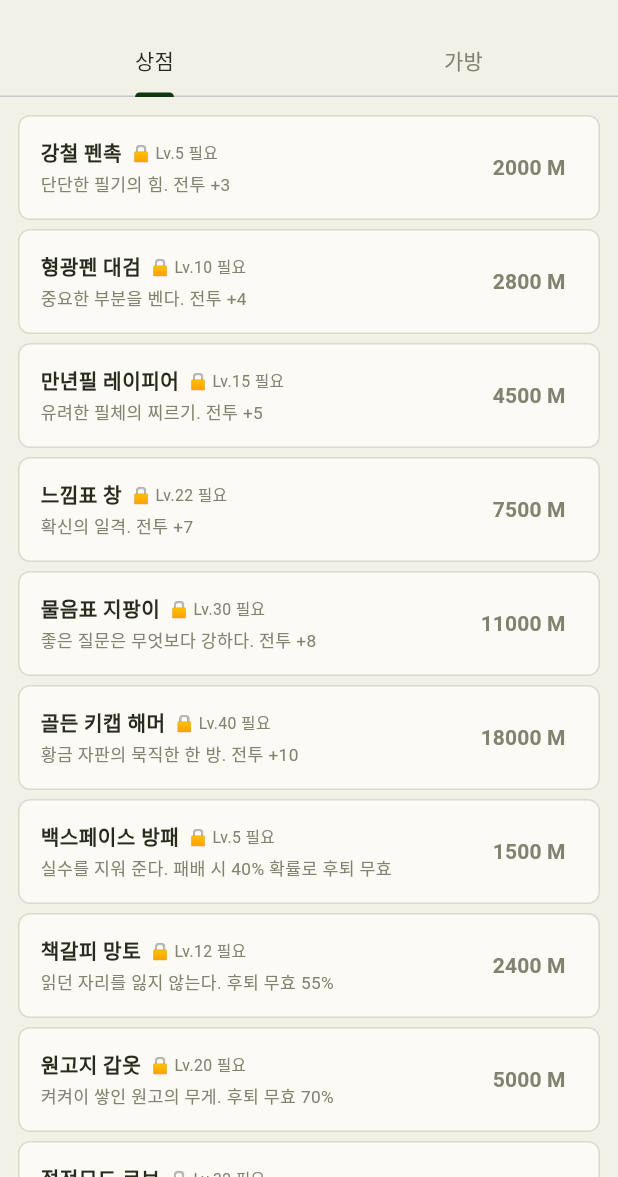
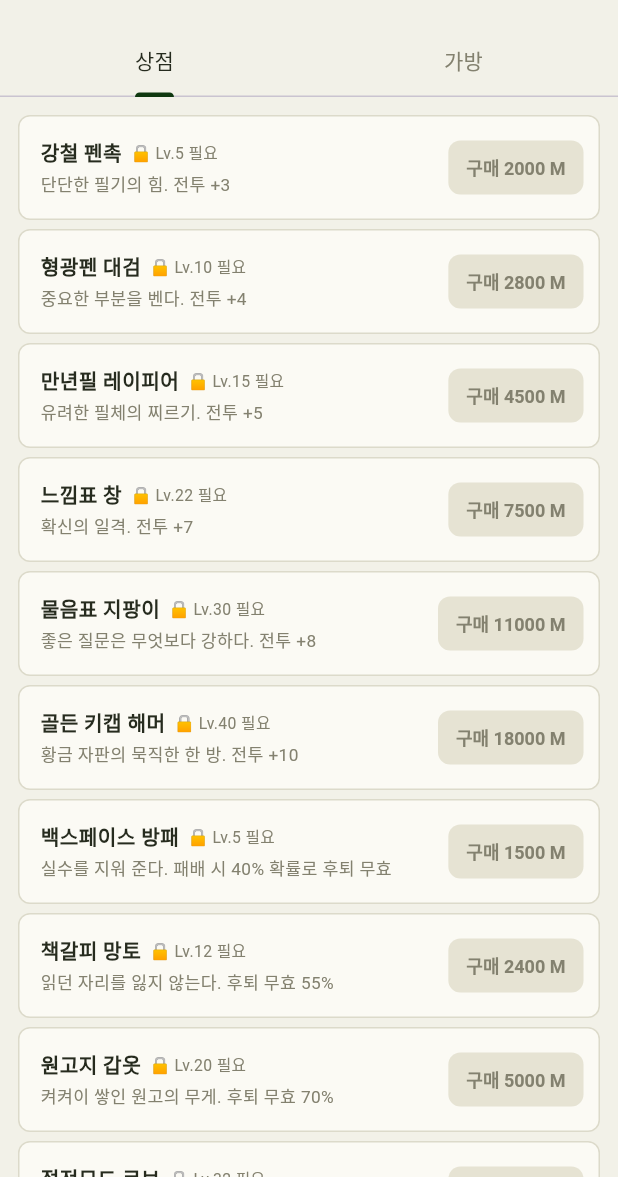
Before and after one commit to forsurvive/web, a Flutter app: the ShopScreen screen opened directly, on a phone screen of 412 x 824 dp, the part 59-1236 px from its top. Run offline on Flutter 3.47's test engine with Material 3 defaults, Android fonts, the phone set to English and light mode, and no system bars; our stand-ins replace shared_preferences; accounts and stored records are empty; Roboto replaces fonts that are missing (Galmuri).

Commit message:
UX: 상점 구매 버튼을 명확한 버튼 형태로 (실기 테스트 피드백)
- 가격만 있던 텍스트 버튼 → '구매 N M' 채움 버튼(액센트 배경)으로 교체:
  탭 가능한 요소임이 한눈에 보이도록
- 레벨 미달 시 회색 채움(잠김 시각화), 보유 중은 비활성 표시
- 가방 탭의 장착/사용/판매도 테두리 버튼으로 통일, 카드-버튼 간격 추가
- 미리보기 동일 반영

Co-Authored-By: Claude Fable 5 <noreply@anthropic.com>
Claude-Session: https://claude.ai/code/session_016JWFH5ucbgY4RQo3qPNszG

```diff
--- a/wamagotchi/lib/views/shop_screen.dart
+++ b/wamagotchi/lib/views/shop_screen.dart
@@ -126,11 +126,40 @@ class _ItemCard extends StatelessWidget {
               ],
             ),
           ),
-          if (action != null) action!,
+          if (action != null) ...[
+            const SizedBox(width: 10),
+            action!,
+          ],
         ],
       ),
     );
   }
+}
+
+/// 상점 구매 버튼 — 확실히 '버튼'으로 보이도록 채움 스타일 (실기 피드백 반영)
+ButtonStyle _buyButtonStyle({required bool locked}) {
+  return FilledButton.styleFrom(
+    backgroundColor: locked ? Palette.track : Palette.accent,
+    foregroundColor: locked ? Palette.muted : const Color(0xFFF4F6E8),
+    disabledBackgroundColor: Palette.track,
+    disabledForegroundColor: Palette.muted,
+    padding: const EdgeInsets.symmetric(horizontal: 12, vertical: 8),
+    minimumSize: const Size(72, 36),
+    shape: RoundedRectangleBorder(borderRadius: BorderRadius.circular(8)),
+    textStyle: const TextStyle(fontSize: 12, fontWeight: FontWeight.bold),
+  );
+}
+
+/// 가방 액션 버튼 — 테두리 스타일
+ButtonStyle _bagButtonStyle() {
+  return OutlinedButton.styleFrom(
+    foregroundColor: Palette.accent,
+    side: const BorderSide(color: Palette.accent, width: 1.2),
+    padding: const EdgeInsets.symmetric(horizontal: 12, vertical: 8),
+    minimumSize: const Size(60, 36),
+    shape: RoundedRectangleBorder(borderRadius: BorderRadius.circular(8)),
+    textStyle: const TextStyle(fontSize: 12, fontWeight: FontWeight.bold),
+  );
 }
 
 /// 구매 탭
@@ -164,7 +193,8 @@ class _ShopTab extends StatelessWidget {
             return _ItemCard(
               item: item,
               badge: badge,
-              action: TextButton(
+              action: FilledButton(
+                style: _buyButtonStyle(locked: locked),
                 onPressed: owned
                     ? null
                     : () async {
@@ -175,14 +205,7 @@ class _ShopTab extends StatelessWidget {
                               context, error ?? '[${item.name}] 구매 완료!');
                         }
                       },
-                child: Text(
-                  '${item.price} M',
-                  style: TextStyle(
-                    fontWeight: FontWeight.bold,
-                    color:
-                        (owned || locked) ? Palette.muted : Palette.accent,
-                  ),
-                ),
+                child: Text(owned ? '보유 중' : '구매 ${item.price} M'),
               ),
             );
           }),
@@ -290,7 +313,8 @@ class _BagItem extends StatelessWidget {
     return _ItemCard(
       item: item,
       badge: count > 1 ? '×$count' : null,
-      action: TextButton(
+      action: OutlinedButton(
+        style: _bagButtonStyle(),
         onPressed: () async {
           final vm = context.read<GameViewModel>();
           final error = await action(vm);
@@ -298,13 +322,7 @@ class _BagItem extends StatelessWidget {
             _showSnack(context, error);
           }
         },
-        child: Text(
-          actionLabel,
-          style: const TextStyle(
-            fontWeight: FontWeight.bold,
-            color: Palette.accent,
-          ),
-        ),
+        child: Text(actionLabel),
       ),
     );
   }
```
